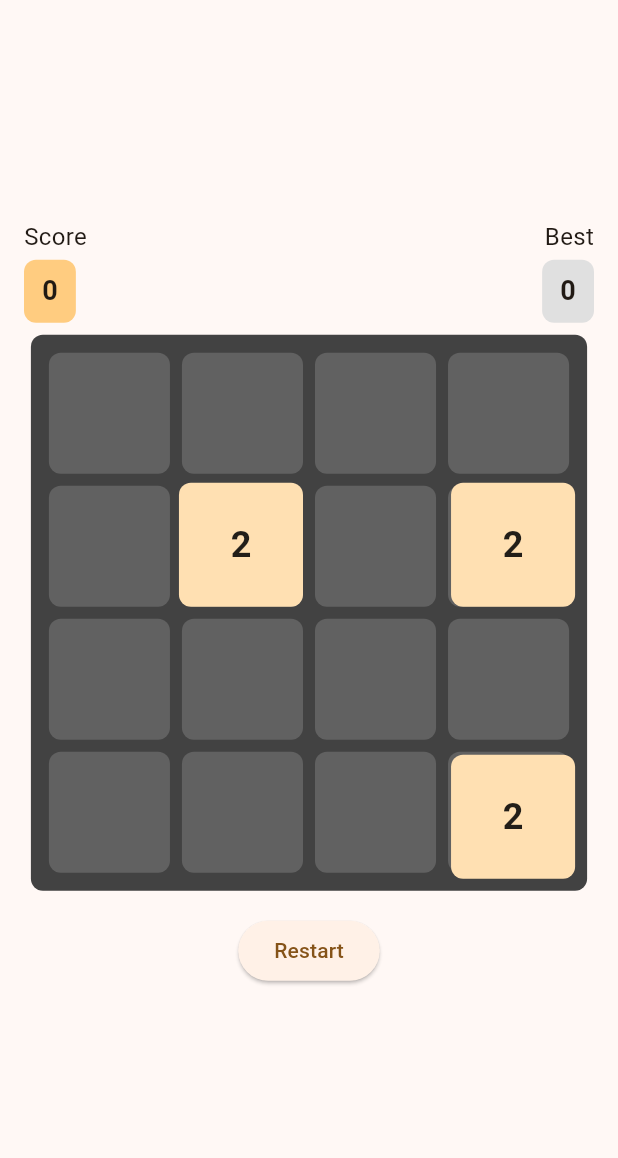
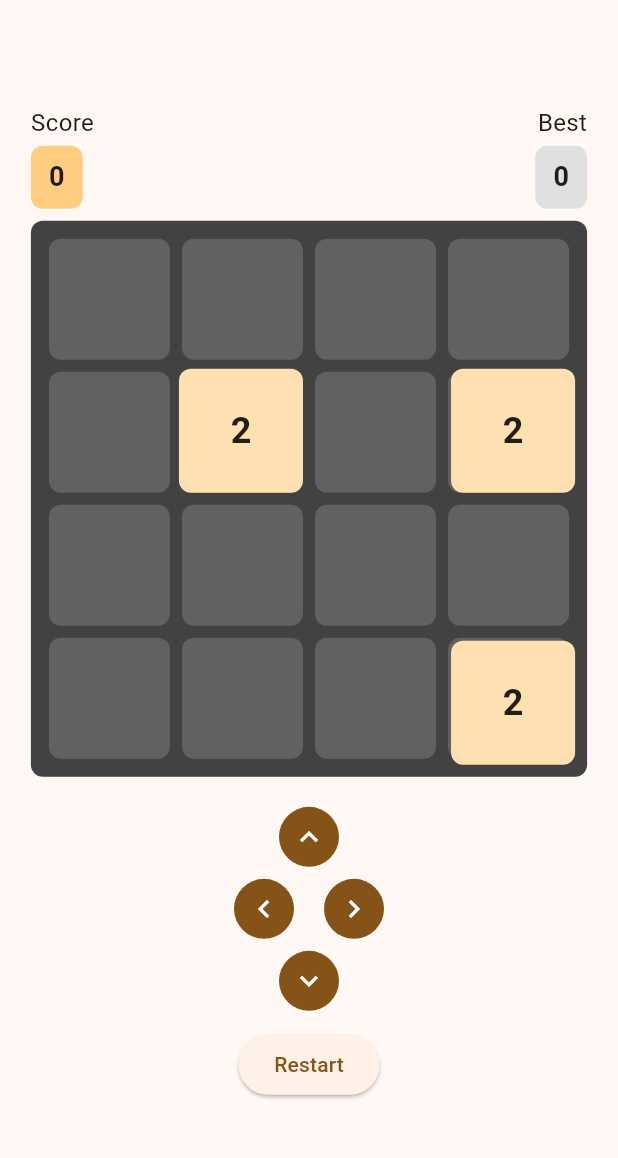
Before and after one commit to mavka1207/twenty-forty-eight, a Flutter app: the screen it shows after launch, on a phone screen of 412 x 824 dp, the part 63-1221 px from its top. Run offline on Flutter 3.47's test engine with Material 3 defaults, Android fonts, the phone set to English and light mode, and no system bars; our stand-ins replace shared_preferences.

Commit message:
fix: game over dialog handling

```diff
--- a/twenty_forty_eight/lib/main.dart
+++ b/twenty_forty_eight/lib/main.dart
@@ -1,7 +1,7 @@
+import 'dart:math' as math;
 import 'package:flutter/material.dart';
+import 'package:shared_preferences/shared_preferences.dart';
 import 'game_board.dart';
-import 'dart:math' as math;
-import 'package:shared_preferences/shared_preferences.dart';
 
 void main() {
   runApp(const TwentyFortyEightApp());
@@ -24,6 +24,7 @@ class TwentyFortyEightApp extends StatelessWidget {
     }
   }
 
+
 class GamePage extends StatefulWidget {
   const GamePage({super.key});
 
@@ -34,6 +35,7 @@ class GamePage extends StatefulWidget {
 class _GamePageState extends State<GamePage> {
   late GameBoard _board;
   int _bestScore = 0;
+  bool _isGameOverDialogVisible = false;
 
   static const double _tileSpacing = 8.0;
 
@@ -88,49 +90,38 @@ class _GamePageState extends State<GamePage> {
   }
 
   void _restartGame() {
+    _isGameOverDialogVisible = false;
     setState(() {
       _board.reset();
     });
   }
-
-  void _handleSwipeLeft() {
-    final moved = _board.moveLeft();
-    if (moved) {
+Future<void> _afterMove() async {
+    await _saveBestScoreIfNeeded();
+    if (!mounted) return;
     setState(() {});
     _checkGameOver();
   }
+
+  Future<void> _handleMove(bool Function() move) async {
+    final moved = move();
+    if (moved) {
+      await _afterMove();
+      return;
+    }
+  _checkGameOver();
   }
 
-  void _handleSwipeRight() {
-    final moved = _board.moveRight();
-    if (moved) {
-      setState(() {});
-      _checkGameOver();
-    }
-  }
+  Future<void> _handleSwipeLeft() => _handleMove(_board.moveLeft);
+Future<void> _handleSwipeRight() => _handleMove(_board.moveRight);
 
-  void _handleSwipeUp() {
-    final moved = _board.moveUp();
-    if (moved) {
-      setState(() {});
-      _checkGameOver();
-    }
-  }
+  Future<void> _handleSwipeUp() => _handleMove(_board.moveUp);
 
-  void _handleSwipeDown() {
-    final moved = _board.moveDown();
-    if (moved) {
-      setState(() {});
-      _checkGameOver();
-    }
-  }
+  Future<void> _handleSwipeDown() => _handleMove(_board.moveDown);
 
-  void _checkGameOver() async {
-    if (_board.isGameOver()) {
-      await _saveBestScoreIfNeeded();
+  void _checkGameOver() {
+    if (_isGameOverDialogVisible || !_board.isGameOver()) return;
 
-      if (!mounted) return;
-
+    _isGameOverDialogVisible = true;
     showDialog(
       context: context,
       builder: (context) => AlertDialog(
@@ -146,8 +137,9 @@ class _GamePageState extends State<GamePage> {
           ),
         ],
       ),
-      );
-    }
+    ).then((_) {
+      _isGameOverDialogVisible = false;
+    });
   }
 
   Widget _buildBoardBackground(double boardSize, double tileSize) {
@@ -158,13 +150,13 @@ class _GamePageState extends State<GamePage> {
       ),
       padding: const EdgeInsets.all(_tileSpacing),
       child: Column(
-        children: List.generate(GameBoard.size, (row) {
+        children: List.generate(GameBoard.size, (_) {
           return Expanded(
             child: Row(
-              children: List.generate(GameBoard.size, (col) {
+              children: List.generate(GameBoard.size, (_) {
                 return Expanded(
                   child: Container(
-                    margin: EdgeInsets.all(_tileSpacing / 2),
+                    margin: const EdgeInsets.all(_tileSpacing / 2),
                     decoration: BoxDecoration(
                       color: Colors.grey.shade700,
                       borderRadius: BorderRadius.circular(8),
@@ -176,6 +168,7 @@ class _GamePageState extends State<GamePage> {
           );
         }),
       ),
+
     );
   }
 
@@ -191,7 +184,7 @@ class _GamePageState extends State<GamePage> {
       final tileColor = colors.$1;
       final textColor = colors.$2;
 
-       final bool pop = tile.justMerged || tile.justSpawned;
+       final pop = tile.justMerged || tile.justSpawned;
 
 
       widgets.add(
@@ -237,12 +230,41 @@ class _GamePageState extends State<GamePage> {
 
     return widgets;
   }
+Widget _buildControlButtons() {
+    return Column(
+      children: [
+        IconButton.filled(
+          onPressed: _handleSwipeUp,
+          icon: const Icon(Icons.keyboard_arrow_up),
+        ),
+        Row(
+          mainAxisSize: MainAxisSize.min,
+          children: [
+            IconButton.filled(
+              onPressed: _handleSwipeLeft,
+              icon: const Icon(Icons.keyboard_arrow_left),
+            ),
+            const SizedBox(width: 12),
+            IconButton.filled(
+              onPressed: _handleSwipeRight,
+              icon: const Icon(Icons.keyboard_arrow_right),
+            ),
+          ],
+        ),
+        IconButton.filled(
+          onPressed: _handleSwipeDown,
+          icon: const Icon(Icons.keyboard_arrow_down),
+        ),
+      ],
+
+    );
+  }
 
   @override
   Widget build(BuildContext context) {
     final size = MediaQuery.of(context).size;
     final shortestSide = math.min(size.width, size.height);
-    final boardSize = math.max(shortestSide * 0.9, 200.0);
+    final boardSize = math.min(shortestSide * 0.9, 500.0);
     final tileSize = _tileSize(boardSize);
 
     return Scaffold(
@@ -265,15 +287,14 @@ class _GamePageState extends State<GamePage> {
           }
         },
         child: Center(
+          child: SingleChildScrollView(
             child: Column(
               mainAxisSize: MainAxisSize.min,
               children: [
-              // Score + Best
                 Padding(
-                padding: const EdgeInsets.symmetric(
-                  horizontal: 16,
-                  vertical: 8,
-                ),
+                  padding: const EdgeInsets.symmetric(horizontal: 16, vertical: 8),
+                  child: SizedBox(
+                    width: boardSize,
                     child: Row(
                       mainAxisAlignment: MainAxisAlignment.spaceBetween,
                       children: [
@@ -323,13 +344,14 @@ class _GamePageState extends State<GamePage> {
                                 ),
                               ),
                             ),
+
+
                       ],
                     ),
                   ],
                 ),
               ),
-
-              // Board
+                ),
               SizedBox(
                   width: boardSize,
                   height: boardSize,
@@ -340,9 +362,9 @@ class _GamePageState extends State<GamePage> {
                     ],
                   ),
                 ),
-
                 const SizedBox(height: 16),
-
+                _buildControlButtons(),
+                const SizedBox(height: 8),
                 ElevatedButton(
                   onPressed: _restartGame,
                   child: const Text('Restart'),
@@ -351,6 +373,8 @@ class _GamePageState extends State<GamePage> {
             ),
           ),
         ),
+      ),
+
   );
   }
 }
```
Lines whose indentation alone changed are shown as unchanged.
